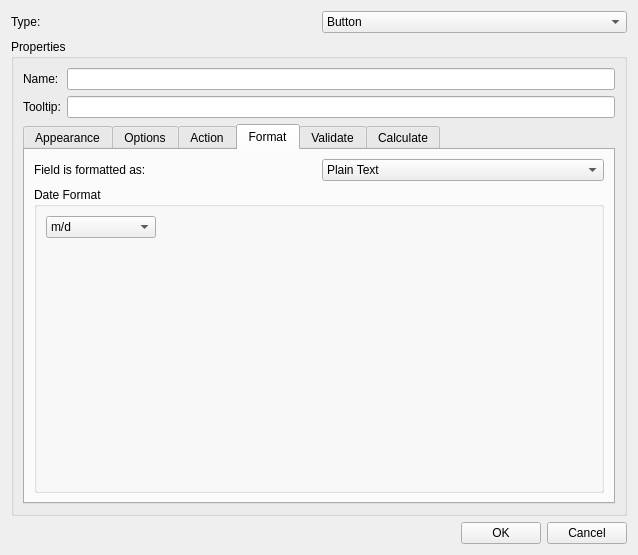
First picture: the form in scribus/ui/annot.ui, repository scribusproject/scribus, before the edit.
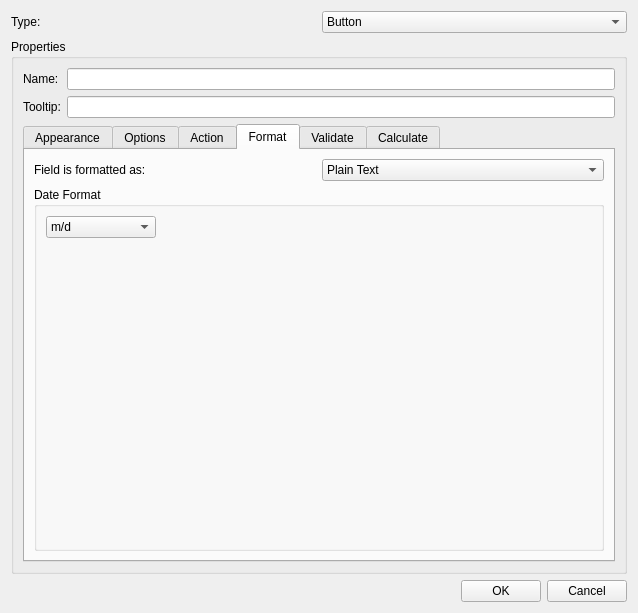
Second picture: the form after the edit. The open tabs and pages were chosen to show the change. Custom widgets are drawn as their Qt base class.

```diff
--- a/scribus/ui/annot.ui
+++ b/scribus/ui/annot.ui
@@ -7,7 +7,7 @@
     <x>0</x>
     <y>0</y>
     <width>638</width>
-    <height>555</height>
+    <height>613</height>
    </rect>
   </property>
   <property name="windowTitle">
```
Left out of the diff: 63 changed lines with no effect on the pictures.
